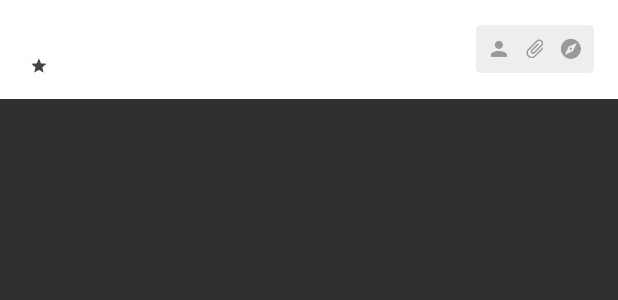
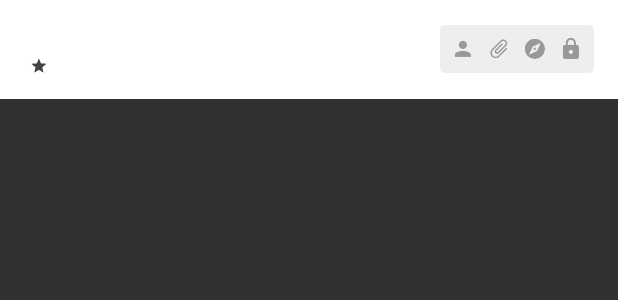
Before and after one commit to tommasoberlose/focus-lite, an Android app: the layout widget_row_ml.xml on its own in the app's theme, with its tools: preview values and no code run, on a phone screen of 412 x 824 dp. Shown: the top 300 px of the screen. Run offline under Robolectric (Android 15) with nearby library versions, the phone set to English and light mode, and no system bars.

Commit message:
Migliorati link icone widget e aggiunta icona per pasw

```diff
--- a/FLite/app/build.gradle
+++ b/FLite/app/build.gradle
@@ -8,7 +8,7 @@ android {
         applicationId "com.nego.flite"
         minSdkVersion 17
         targetSdkVersion 23
-        versionCode 30
+        versionCode 31
         versionName "1.1"
     }
     buildTypes {
--- a/FLite/app/src/main/res/layout/widget_row_ml.xml
+++ b/FLite/app/src/main/res/layout/widget_row_ml.xml
@@ -6,10 +6,6 @@
     <RelativeLayout
         android:orientation="vertical" android:layout_width="match_parent"
         android:layout_height="wrap_content"
-        android:paddingLeft="16dp"
-        android:paddingStart="16dp"
-        android:paddingRight="16dp"
-        android:paddingEnd="16dp"
         android:paddingTop="12dp"
         android:paddingBottom="12dp"
         android:id="@+id/row"
@@ -24,14 +20,18 @@
             android:textIsSelectable="false"
             android:textAppearance="?android:attr/textAppearanceListItem"
             android:layout_alignParentStart="true"
-            android:layout_toStartOf="@+id/container_options" />
+            android:layout_toStartOf="@+id/container_options"
+            android:layout_marginLeft="16dp"
+            android:layout_marginRight="16dp" />
         <LinearLayout
             android:layout_width="match_parent"
             android:layout_height="wrap_content"
             android:orientation="horizontal"
             android:layout_alignParentStart="true"
             android:layout_below="@+id/title"
-            android:layout_toStartOf="@+id/container_options">
+            android:layout_toStartOf="@+id/container_options"
+            android:layout_marginLeft="16dp"
+            android:layout_marginRight="16dp">
             <ImageView
                 android:layout_width="16dp"
                 android:layout_height="16dp"
@@ -61,7 +61,8 @@
             android:gravity="center_vertical"
             android:id="@+id/container_options"
             android:paddingLeft="3dp"
-            android:paddingRight="3dp">
+            android:paddingRight="3dp"
+            android:layout_marginRight="16dp">
             <ImageView
                 android:layout_width="24dp"
                 android:layout_height="24dp"
@@ -83,6 +84,13 @@
                 android:id="@+id/action_browser"
                 android:tint="@color/third_text"
                 android:src="@drawable/ic_action_explore"/>
+            <ImageView
+                android:layout_width="24dp"
+                android:layout_height="24dp"
+                android:padding="1dp"
+                android:id="@+id/action_password"
+                android:tint="@color/third_text"
+                android:src="@drawable/ic_action_lock_big"/>
         </LinearLayout>
     </RelativeLayout>
 </LinearLayout>
```
Also changed, not shown: FLite/app/src/main/java/com/nego/flite/Functions/NotificationF.java (+6 -4 lines), FLite/app/src/main/java/com/nego/flite/MyDialog.java (+12 -12 lines), FLite/app/src/main/java/com/nego/flite/Widget/WidgetViewsFactory.java (+28 -13 lines), FLite/app/src/main/res/layout/widget_row.xml (+15 -7 lines), 1 other file.
